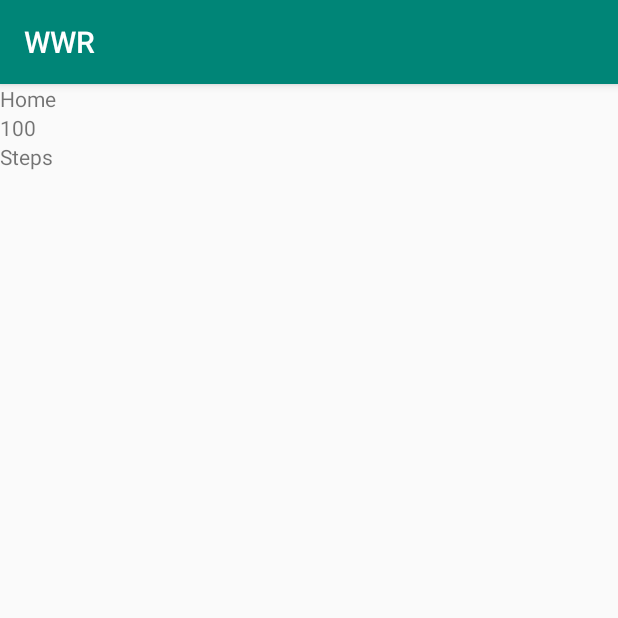
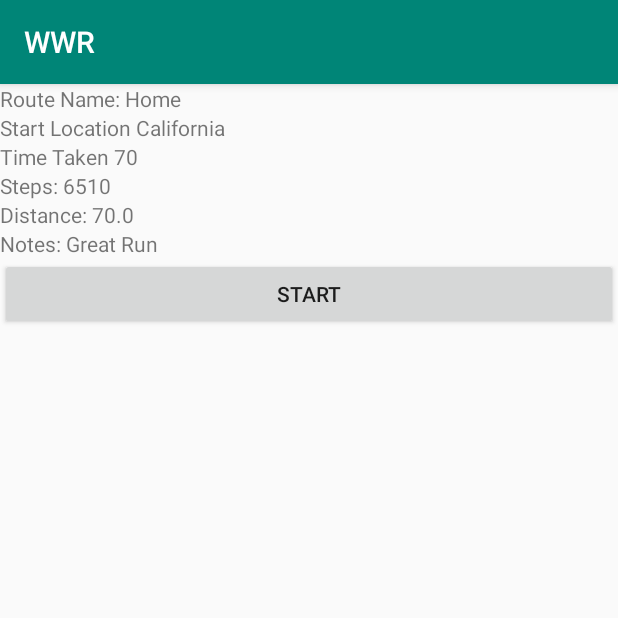
Before and after one commit to UCSD-CSE-110-2020/team-project-team28, an Android app: the RouteScreen screen opened directly, with no data from a screen before it, after a tap on "Home", on a phone screen of 412 x 824 dp, the top half of it. Run offline under Robolectric (Android 15) with nearby library versions, the phone set to English and light mode, and no system bars.

Commit message:
Made List Display Information

```diff
--- a/app/src/main/java/com/example/wwr/RouteDetail.java
+++ b/app/src/main/java/com/example/wwr/RouteDetail.java
@@ -9,19 +9,29 @@ import org.w3c.dom.Text;
 
 public class RouteDetail extends AppCompatActivity {
     TextView name;
+    TextView startLocation;
+    TextView timeTaken;
+    TextView steps;
+    TextView distance;
     TextView note;
-    TextView steps;
 
     @Override
     protected void onCreate(Bundle savedInstanceState) {
         super.onCreate(savedInstanceState);
         setContentView(R.layout.activity_route_detail);
         name = (TextView) findViewById(R.id.route_detail_title);
+        startLocation = (TextView) findViewById(R.id.route_detail_start_location);
+        timeTaken = (TextView) findViewById(R.id.route_detail_time_taken);
+        steps = (TextView) findViewById(R.id.route_detail_steps);
+        distance = (TextView) findViewById(R.id.route_detail_distance);
         note = (TextView) findViewById(R.id.route_detail_note);
-        steps = (TextView) findViewById(R.id.route_detail_steps);
 
         name.setText(getIntent().getStringExtra("routeName"));
+        startLocation.setText(getIntent().getStringExtra("startLocation"));
+        timeTaken.setText(getIntent().getStringExtra("timeTaken"));
+        steps.setText(getIntent().getStringExtra("steps"));
+        distance.setText(getIntent().getStringExtra("distance"));
         note.setText(getIntent().getStringExtra("note"));
-        note.setText(getIntent().getStringExtra("steps"));
+
     }
 }
--- a/app/src/main/java/com/example/wwr/RouteScreen.java
+++ b/app/src/main/java/com/example/wwr/RouteScreen.java
@@ -15,8 +15,6 @@ public class RouteScreen extends AppCompatActivity {
     private RecyclerView.Adapter routeAdapter;
     private RecyclerView.LayoutManager routeLayoutManager;
 
-//    Context context;
-
     ArrayList<Route> routeList = new ArrayList<>();
 
 
@@ -27,16 +25,22 @@ public class RouteScreen extends AppCompatActivity {
 
 
        addToRouteList("Home", "California",
-                100, 100.0, 10, "5", true);
+                6510, 110.0, 70, "Great Run", true);
+
+       addToRouteList("Staples", "California",
+                320, 10.0, 5, "Not good", false);
+
+        addToRouteList("Wedding", "Miami",
+                40000, 230.0, 300, "Wow", true);
 
         addToRouteList("Home", "California",
-                100, 100.0, 10, "5", false);
+                6510, 110.0, 70, "Great Run", true);
 
-        addToRouteList("Home", "California",
-                100, 100.0, 10, "5", true);
+        addToRouteList("Staples", "California",
+                320, 10.0, 5, "Not good", false);
 
-        addToRouteList("Home", "California",
-                100, 100.0, 10, "5", false);
+        addToRouteList("Wedding", "Miami",
+                40000, 230.0, 300, "Wow", true);
 
 
         routeScreenView = findViewById(R.id.routeScreen);
--- a/app/src/main/java/com/example/wwr/RouteScreenAdapter.java
+++ b/app/src/main/java/com/example/wwr/RouteScreenAdapter.java
@@ -55,12 +55,14 @@ public class RouteScreenAdapter extends RecyclerView.Adapter<RouteScreenAdapter.
             int position = getAdapterPosition();
             Route currentRoute = routeList.get(position);
             Intent intent = new Intent(this.context, RouteDetail.class);
-            intent.putExtra("routeName", currentRoute.getName());
-            intent.putExtra("note", currentRoute.getNote());
-            intent.putExtra("steps", Integer.toString(currentRoute.getSteps()));
+            intent.putExtra("routeName", "Route Name: " + currentRoute.getName());
+            intent.putExtra("startLocation", "Start Location " + currentRoute.getStartLocation());
+            intent.putExtra("timeTaken", "Time Taken " + Integer.toString(currentRoute.getTotalMinutes()));
+            intent.putExtra("steps", "Steps: " + Integer.toString(currentRoute.getSteps()));
+            intent.putExtra("distance", "Distance: " + Double.toString(currentRoute.getTotalMinutes()));
+            intent.putExtra("note", "Notes: " + currentRoute.getNote());
 
             this.context.startActivity(intent);
-
         }
     }
 
--- a/app/src/main/res/layout/activity_route_detail.xml
+++ b/app/src/main/res/layout/activity_route_detail.xml
@@ -19,15 +19,43 @@
         <TextView
             android:layout_width="match_parent"
             android:layout_height="wrap_content"
-            android:text="Note"
-            android:id="@+id/route_detail_note"
-            android:layout_below="@id/route_detail_title" />
+            android:text="Start Location:"
+            android:id="@+id/route_detail_start_location"
+            android:layout_below="@id/route_detail_title"
+            />
+        <TextView
+            android:layout_width="match_parent"
+            android:layout_height="wrap_content"
+            android:text="Time Taken:"
+            android:id="@+id/route_detail_time_taken"
+            android:layout_below="@id/route_detail_start_location"
+            />
         <TextView
             android:layout_width="match_parent"
             android:layout_height="wrap_content"
             android:text="Steps"
             android:id="@+id/route_detail_steps"
-            android:layout_below="@id/route_detail_note" />
+            android:layout_below="@id/route_detail_time_taken" />
+        <TextView
+            android:layout_width="match_parent"
+            android:layout_height="wrap_content"
+            android:text="Distance:"
+            android:id="@+id/route_detail_distance"
+            android:layout_below="@id/route_detail_steps" />
+        <TextView
+            android:layout_width="match_parent"
+            android:layout_height="wrap_content"
+            android:text="Note"
+            android:id="@+id/route_detail_note"
+            android:layout_below="@id/route_detail_distance" />
+
+        <Button
+            android:id="@+id/button2"
+            android:layout_width="fill_parent"
+            android:layout_height="wrap_content"
+            android:orientation="vertical"
+            android:text="Start" />
+
 
     </LinearLayout>
 
```
